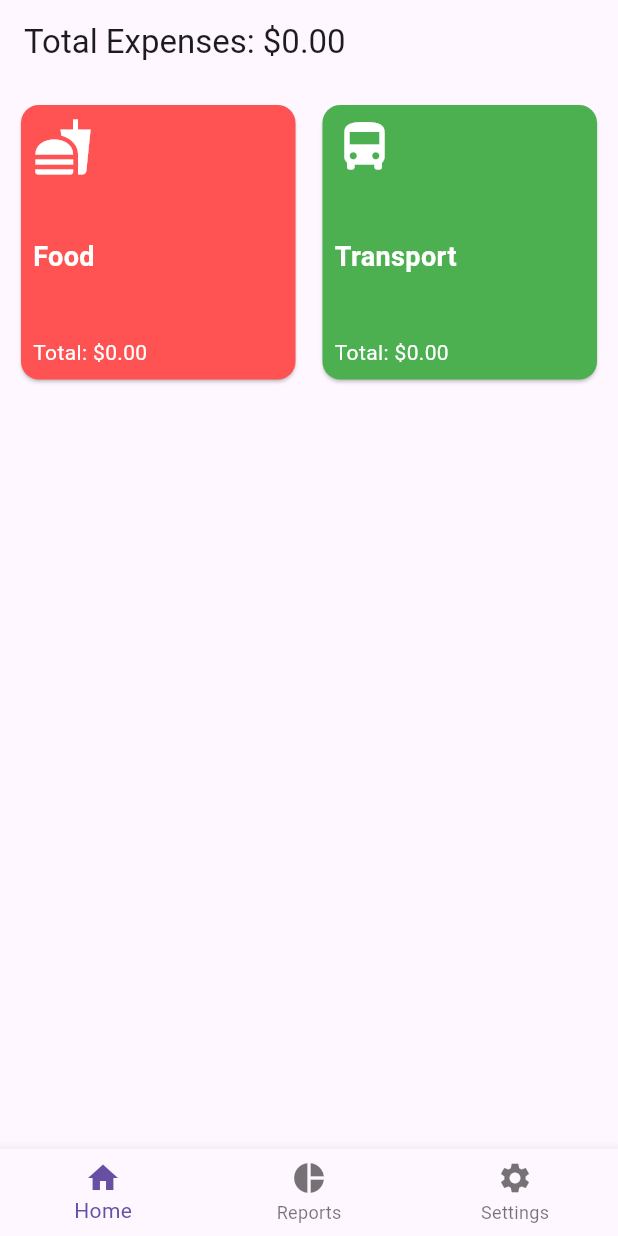
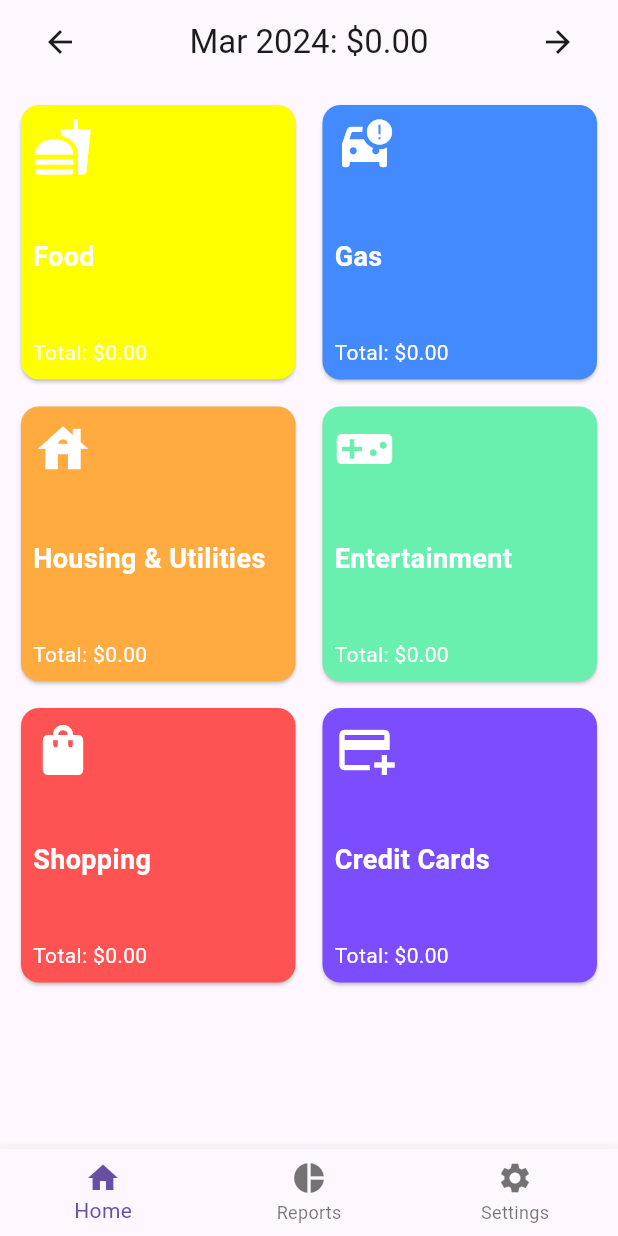
Before and after one commit to Sarfix5/MobileAppProj, a Flutter app: the screen it shows after launch, on a phone screen of 412 x 824 dp. Run offline on Flutter 3.47's test engine with Material 3 defaults, Android fonts, the phone set to English and light mode, and no system bars; our stand-ins replace sqflite; accounts and stored records are empty.

Commit message:
Added Database, More Category, Calender Feature

```diff
--- a/lib/home_screen.dart
+++ b/lib/home_screen.dart
@@ -1,4 +1,6 @@
+import 'package:expense_tracker/Databasehandler.dart';
 import 'package:flutter/material.dart';
+import 'package:intl/intl.dart';
 
 void main() => runApp(MyApp());
 
@@ -30,11 +32,13 @@ class Expense {
   final String id;
   final double amount;
   final Category category;
+  final DateTime date;
 
   Expense({
     required this.id,
     required this.amount,
     required this.category,
+    required this.date,
   });
 }
 
@@ -44,47 +48,118 @@ class HomeScreen extends StatefulWidget {
 }
 
 class _HomeScreenState extends State<HomeScreen> {
+  final DatabaseHandler dbHandler = DatabaseHandler();
   List<Expense> expenses = [];
   List<Category> categories = [
     Category(
       id: 'c1',
       title: 'Food',
       icon: Icons.fastfood,
+      color: Colors.yellowAccent,
+    ),
+    Category(
+      id: 'c2',
+      title: 'Gas',
+      icon: Icons.car_crash,
+      color: Colors.blueAccent,
+    ),
+    Category(
+      id: 'c3',
+      title: 'Housing & Utilities',
+      icon: Icons.house,
+      color: Colors.orangeAccent,
+    ),
+    Category(
+      id: 'c4',
+      title: 'Entertainment',
+      icon: Icons.videogame_asset,
+      color: Colors.greenAccent,
+    ),
+    Category(
+      id: 'c5',
+      title: 'Shopping',
+      icon: Icons.shopping_bag,
       color: Colors.redAccent,
     ),
     Category(
-      id: 'c2',
-      title: 'Transport',
-      icon: Icons.directions_bus,
-      color: Colors.green,
+      id: 'c6',
+      title: 'Credit Cards',
+      icon: Icons.add_card,
+      color: Colors.deepPurpleAccent,
     ),
     // Add more categories as needed
   ];
+  DateTime currentMonth = DateTime.now();
 
-  void _addNewExpense(double amount, Category category) {
+  @override
+  void initState() {
+    super.initState();
+    _loadExpenses();
+  }
+
+  void _loadExpenses() async {
+    var loadedExpenses = await dbHandler.getExpenses(categories);
+    setState(() {
+      expenses = loadedExpenses ?? [];
+    });
+  }
+
+  void _addNewExpense(double amount, Category category, DateTime date) async {
     final newExpense = Expense(
       id: DateTime.now().toString(),
       amount: amount,
       category: category,
+      date: date,
     );
 
-    setState(() {
-      expenses.add(newExpense);
-    });
+    await dbHandler.saveExpense(newExpense);
+    _loadExpenses();
   }
 
   void _showAddExpenseDialog(BuildContext context, Category category) {
     final TextEditingController amountController = TextEditingController();
+    DateTime _selectedDate = DateTime.now();
 
     showDialog(
       context: context,
       builder: (BuildContext context) {
+        return StatefulBuilder(
+          builder: (context, setState) {
             return AlertDialog(
               title: Text('Add Expense'),
-          content: TextField(
+              content: Column(
+                mainAxisSize: MainAxisSize.min,
+                children: [
+                  TextField(
                     controller: amountController,
                     decoration: InputDecoration(labelText: 'Amount (\$)'),
                     keyboardType: TextInputType.numberWithOptions(decimal: true),
+                  ),
+                  SizedBox(height: 10),
+                  Row(
+                    children: [
+                      Text(
+                        'Selected date: ${DateFormat.yMd().format(_selectedDate)}',
+                      ),
+                      IconButton(
+                        icon: Icon(Icons.calendar_today),
+                        onPressed: () async {
+                          final DateTime? picked = await showDatePicker(
+                            context: context,
+                            initialDate: _selectedDate,
+                            firstDate: DateTime(2000),
+                            lastDate: DateTime(2100),
+                          );
+                          if (picked != null && picked != _selectedDate) {
+                            setState(() {
+                              _selectedDate = picked;
+                            });
+                          }
+                        },
+                      ),
+                    ],
+                  ),
+                ],
               ),
               actions: <Widget>[
                 TextButton(
@@ -96,7 +171,7 @@ class _HomeScreenState extends State<HomeScreen> {
                   onPressed: () {
                     final amount = double.tryParse(amountController.text);
                     if (amount != null && amount > 0) {
-                  _addNewExpense(amount, category);
+                      _addNewExpense(amount, category, _selectedDate);
                       Navigator.of(context).pop();
                     }
                   },
@@ -105,15 +180,42 @@ class _HomeScreenState extends State<HomeScreen> {
             );
           },
         );
+      },
+    );
   }
 
   @override
   Widget build(BuildContext context) {
-    double totalExpenses = expenses.fold(0.0, (sum, exp) => sum + exp.amount);
+    double monthlyExpenses = expenses
+        .where((exp) => exp.date.month == currentMonth.month && exp.date.year == currentMonth.year)
+        .fold(0.0, (sum, exp) => sum + exp.amount);
 
     return Scaffold(
       appBar: AppBar(
-        title: Text('Total Expenses: \$${totalExpenses.toStringAsFixed(2)}'),
+        title: Row(
+          mainAxisAlignment: MainAxisAlignment.spaceBetween,
+          children: [
+            IconButton(
+              icon: Icon(Icons.arrow_back),
+              onPressed: () {
+                setState(() {
+                  currentMonth = DateTime(currentMonth.year, currentMonth.month - 1);
+                  _loadExpenses(); // Reload expenses based on the changed month
+                });
+              },
+            ),
+            Text('${DateFormat.yMMM().format(currentMonth)}: \$${monthlyExpenses.toStringAsFixed(2)}'),
+            IconButton(
+              icon: Icon(Icons.arrow_forward),
+              onPressed: () {
+                setState(() {
+                  currentMonth = DateTime(currentMonth.year, currentMonth.month + 1);
+                  _loadExpenses(); // Reload expenses based on the changed month
+                });
+              },
+            ),
+          ],
+        ),
       ),
       body: GridView.builder(
         padding: EdgeInsets.all(10),
@@ -126,7 +228,7 @@ class _HomeScreenState extends State<HomeScreen> {
         ),
         itemBuilder: (context, index) {
           final category = categories[index];
-          final categoryExpenses = expenses.where((exp) => exp.category.id == category.id).toList();
+          final categoryExpenses = expenses.where((exp) => exp.category.id == category.id && exp.date.month == currentMonth.month && exp.date.year == currentMonth.year).toList();
           double categoryTotal = categoryExpenses.fold(0.0, (sum, exp) => sum + exp.amount);
 
           return GestureDetector(
--- a/pubspec.yaml
+++ b/pubspec.yaml
@@ -35,10 +35,11 @@ dependencies:
   # Use with the CupertinoIcons class for iOS style icons.
   cupertino_icons: ^1.0.2
   provider: ^6.0.0 # For state management
-  sqflite: ^2.0.0+4 # SQLite database
+  sqflite: ^2.3.2 # SQLite database
   path_provider: ^2.0.2 # To find the correct path for storing the database
   flutter_local_notifications: ^9.0.0 # For budget goal notifications
   charts_flutter: ^0.11.0 # For visual reports
+  intl: ^0.17.0
 
 dev_dependencies:
   flutter_test:
```
Also changed, not shown: home_screen.dart (deleted, +0 -160 lines), lib/Databasehandler.dart (added, +77 -0 lines), main.dart (deleted, +0 -55 lines), reports_screen.dart (deleted, +0 -17 lines), settings_screen.dart (deleted, +0 -29 lines), pubspec.lock. Lines whose indentation alone changed are shown as unchanged.
